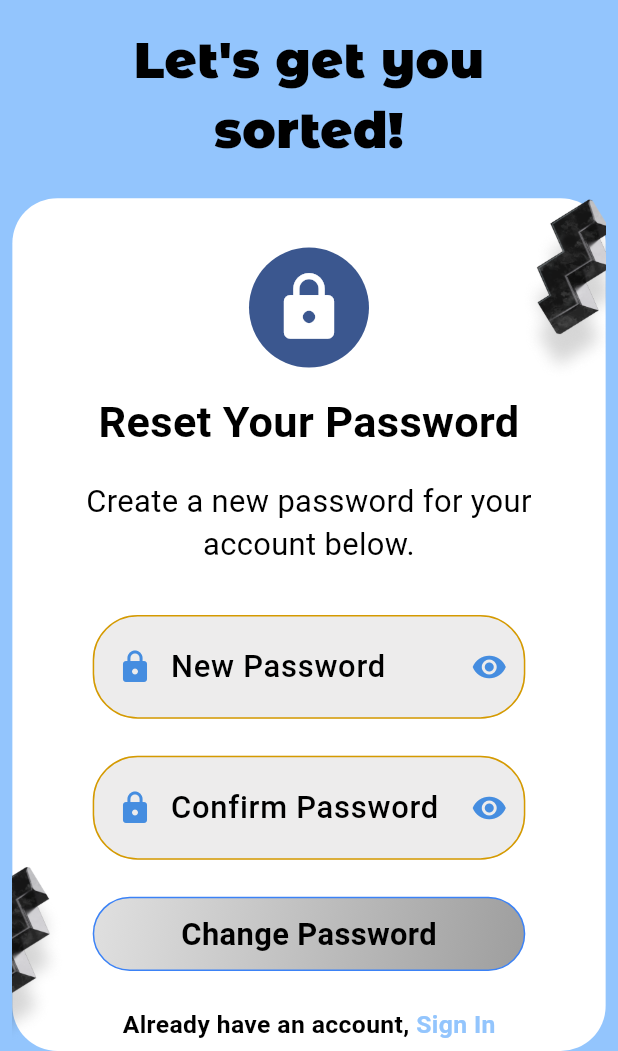
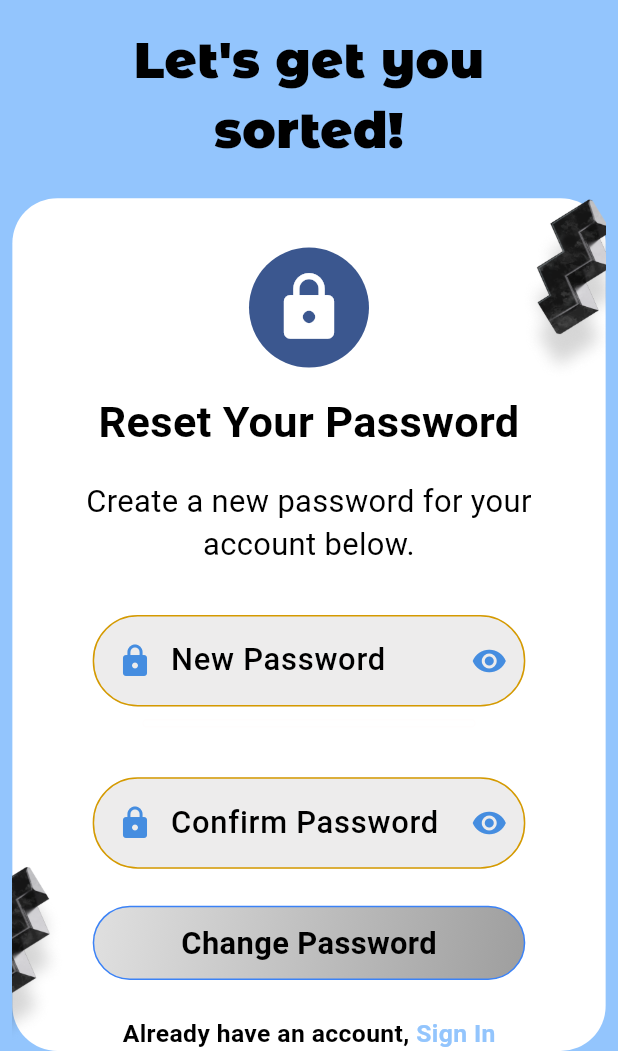
Before and after one commit to Alvin11David/MUBS-LOCATOR, a Flutter app: the ResetPasswordScreen screen opened by its route, on a phone screen of 412 x 824 dp, the part 185-1236 px from its top. Run offline on Flutter 3.47's test engine with Material 3 defaults, Android fonts, the phone set to English and light mode, and no system bars; our stand-ins replace cloud_firestore, firebase_auth, firebase_core, flutter_typeahead, google_maps_flutter, image_picker; missing offline and left inert: string_similarity; accounts and stored records are empty; Roboto replaces fonts that are missing (Epunda Slab, Poppins).

```diff
--- a/lib/user pages/auth/set_password_screen.dart
+++ b/lib/user pages/auth/set_password_screen.dart
@@ -14,6 +14,10 @@ class _ResetPasswordScreenState extends State<ResetPasswordScreen> {
   bool _obscurePassword = true;
   bool _obscureConfirmPassword = true;
 
+  // Password strength state
+  double _passwordStrengthProgress = 0.0; // Progress from 0.0 to 1.0
+  Color _strengthColor = Colors.white; // Color based on strength
+
   @override
   void initState() {
     super.initState();
@@ -25,7 +29,35 @@ class _ResetPasswordScreenState extends State<ResetPasswordScreen> {
     final password = _passwordController.text.trim();
     final confirmPassword = _confirmPasswordController.text.trim();
     setState(() {
-      isButtonEnabled = password.isNotEmpty && confirmPassword.isNotEmpty && password == confirmPassword;
+      isButtonEnabled = password.isNotEmpty && confirmPassword.isNotEmpty && password == confirmPassword && _passwordStrengthProgress == 1.0;
+    });
+  }
+
+  // Password strength calculation
+  void _checkPasswordStrength(String password) {
+    int strengthScore = 0;
+    if (password.isNotEmpty) strengthScore++; // Any input
+    if (password.length >= 6) strengthScore++; // Length ≥ 6
+    if (password.contains(RegExp(r'[a-z]'))) strengthScore++; // Lowercase
+    if (password.contains(RegExp(r'[0-9]'))) strengthScore++; // Numbers
+
+    print('Password: "$password"');
+    print(
+      'Strength Score: $strengthScore (NotEmpty: ${password.isNotEmpty}, Length>=6: ${password.length >= 6}, Lowercase: ${password.contains(RegExp(r'[a-z]'))}, Numbers: ${password.contains(RegExp(r'[0-9]'))})',
+    );
+    print('Progress: ${_passwordStrengthProgress}, Color: ${_strengthColor}');
+
+    setState(() {
+      // Map strength score to progress (0.0 to 1.0)
+      _passwordStrengthProgress = strengthScore / 4.0;
+      // Set color based on strength
+      if (strengthScore <= 1) {
+        _strengthColor = Colors.red; // Weak
+      } else if (strengthScore <= 3) {
+        _strengthColor = Colors.orange; // Medium
+      } else if (strengthScore == 4) {
+        _strengthColor = Colors.green; // Strong
+      }
     });
   }
 
@@ -220,6 +252,7 @@ class _ResetPasswordScreenState extends State<ResetPasswordScreen> {
                                   controller: _passwordController,
                                   keyboardType: TextInputType.text,
                                   obscureText: _obscurePassword,
+                                  onChanged: _checkPasswordStrength,
                                   validator: (value) {
                                     if (value == null || value.trim().isEmpty) {
                                       return 'Enter a new password';
@@ -279,7 +312,7 @@ class _ResetPasswordScreenState extends State<ResetPasswordScreen> {
                                       ),
                                     ),
                                     contentPadding: EdgeInsets.symmetric(
-                                      vertical: screenWidth * 0.05,
+                                      vertical: screenWidth * 0.04,
                                       horizontal: screenWidth * 0.05,
                                     ),
                                   ),
@@ -290,6 +323,49 @@ class _ResetPasswordScreenState extends State<ResetPasswordScreen> {
                                     fontSize: screenWidth * 0.045,
                                   ),
                                   cursorColor: const Color(0xFF3B82F6),
+                                ),
+                                // Password Strength Indicator
+                                Padding(
+                                  padding: EdgeInsets.symmetric(
+                                    horizontal: screenWidth * 0.08,
+                                    vertical: screenHeight * 0.01,
+                                  ),
+                                  child: ClipRRect(
+                                    borderRadius: BorderRadius.circular(30),
+                                    child: Stack(
+                                      children: [
+                                        // Background of the strength indicator
+                                        Container(
+                                          width: double.infinity,
+                                          height: 6,
+                                          decoration: BoxDecoration(
+                                            color: Colors.white,
+                                            borderRadius: BorderRadius.circular(30),
+                                            border: Border.all(
+                                              color: const Color.fromARGB(
+                                                255,
+                                                255,
+                                                253,
+                                                253,
+                                              )!,
+                                              width: 1,
+                                            ),
+                                          ),
+                                        ),
+                                        // Progress bar with strength color
+                                        FractionallySizedBox(
+                                          widthFactor: _passwordStrengthProgress,
+                                          child: Container(
+                                            height: 6,
+                                            decoration: BoxDecoration(
+                                              color: _strengthColor,
+                                              borderRadius: BorderRadius.circular(30),
+                                            ),
+                                          ),
+                                        ),
+                                      ],
+                                    ),
+                                  ),
                                 ),
                                 SizedBox(height: screenHeight * 0.03),
                                 // Confirm Password field
@@ -356,7 +432,7 @@ class _ResetPasswordScreenState extends State<ResetPasswordScreen> {
                                       ),
                                     ),
                                     contentPadding: EdgeInsets.symmetric(
-                                      vertical: screenWidth * 0.05,
+                                      vertical: screenWidth * 0.04,
                                       horizontal: screenWidth * 0.05,
                                     ),
                                   ),
```
Also changed, not shown: lib/user pages/auth/otp_screen.dart (+14 -0 lines).
